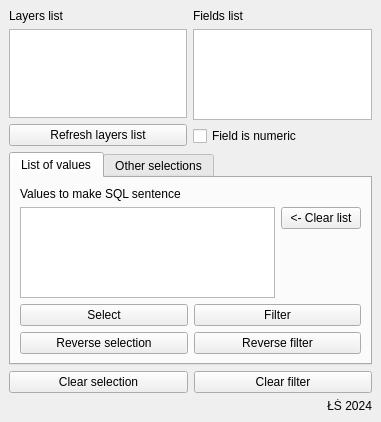
Qt form easy_filter_and_selection/easy_filter_and_selection_dockwidget_base.ui (Rzezimioszek/QGIS-easy-filter-selection) before a commit.
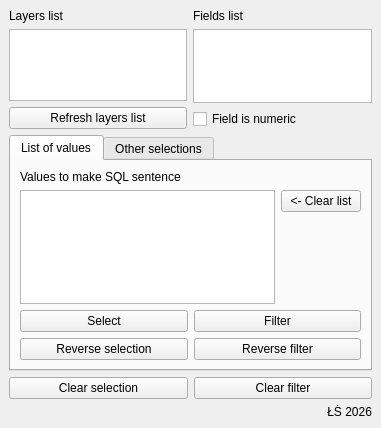
The same form after that commit.

```diff
--- a/easy_filter_and_selection/easy_filter_and_selection_dockwidget_base.ui
+++ b/easy_filter_and_selection/easy_filter_and_selection_dockwidget_base.ui
@@ -7,7 +7,7 @@
     <x>0</x>
     <y>0</y>
     <width>381</width>
-    <height>422</height>
+    <height>428</height>
    </rect>
   </property>
   <property name="windowTitle">
@@ -136,6 +136,19 @@
             </property>
             <item>
              <layout class="QVBoxLayout" name="verticalLayout_4">
+              <item>
+               <spacer name="verticalSpacer_4">
+                <property name="orientation">
+                 <enum>Qt::Vertical</enum>
+                </property>
+                <property name="sizeHint" stdset="0">
+                 <size>
+                  <width>20</width>
+                  <height>40</height>
+                 </size>
+                </property>
+               </spacer>
+              </item>
               <item>
                <widget class="QPushButton" name="pushButton">
                 <property name="text">
@@ -154,6 +167,19 @@
             </item>
             <item>
              <layout class="QVBoxLayout" name="verticalLayout_3">
+              <item>
+               <spacer name="verticalSpacer_3">
+                <property name="orientation">
+                 <enum>Qt::Vertical</enum>
+                </property>
+                <property name="sizeHint" stdset="0">
+                 <size>
+                  <width>20</width>
+                  <height>40</height>
+                 </size>
+                </property>
+               </spacer>
+              </item>
               <item>
                <widget class="QPushButton" name="pushButton_2">
                 <property name="text">
@@ -265,7 +291,7 @@
     <item>
      <widget class="QLabel" name="label_4">
       <property name="text">
-       <string>ŁŚ 2024</string>
+       <string>ŁŚ 2026</string>
       </property>
       <property name="alignment">
        <set>Qt::AlignRight|Qt::AlignTrailing|Qt::AlignVCenter</set>
```
